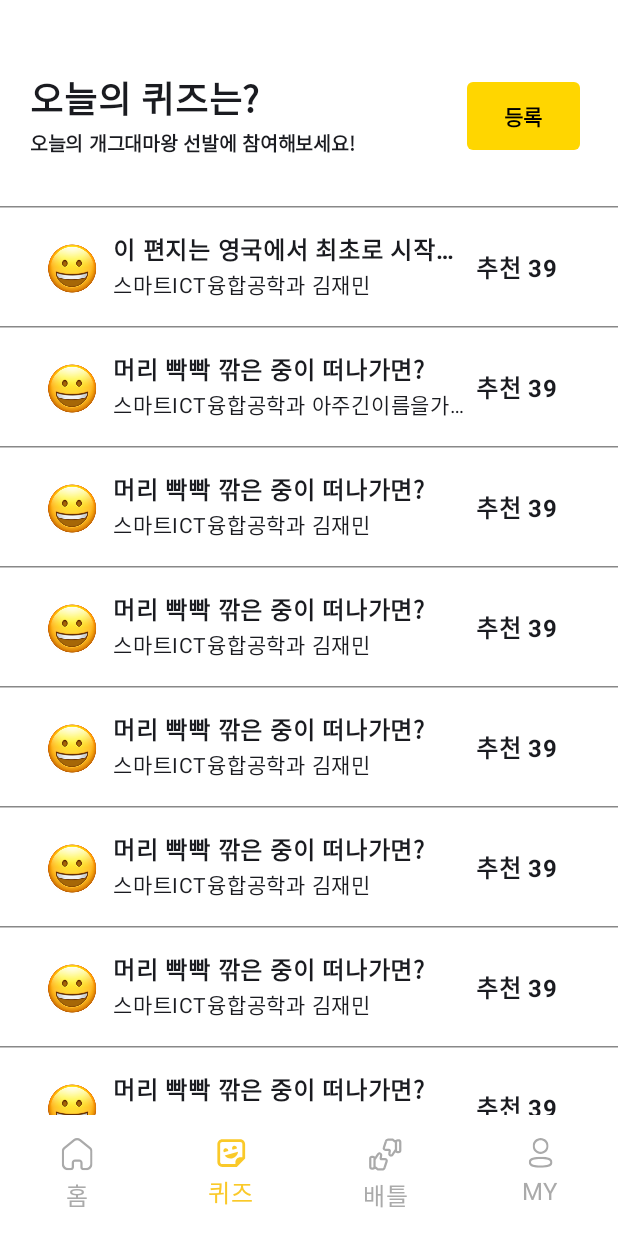
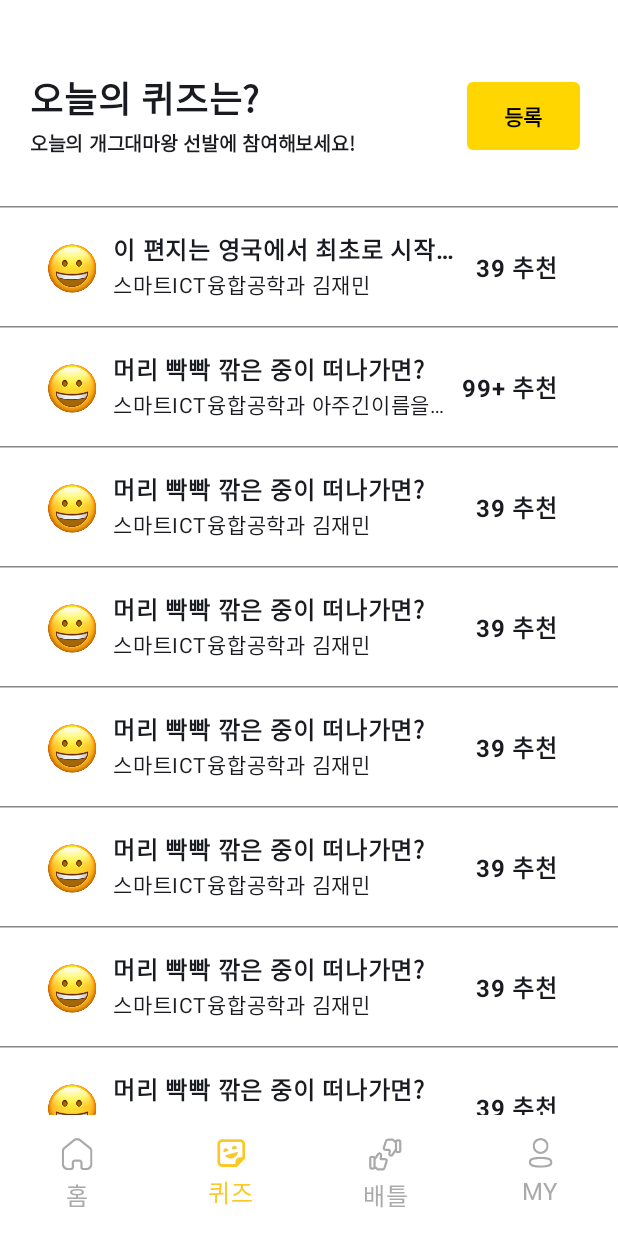
Before and after one commit to joKU-battle/joKU-battle_ANDROID, an Android app built with Jetpack Compose: the QuizScreen screen opened through its navigation route, on a phone screen of 412 x 824 dp. Run offline under Robolectric (Android 15) with nearby library versions, the phone set to English and light mode, and no system bars.

Commit message:
추천 텍스트 수정

```diff
--- a/app/src/main/java/com/example/joku_battle/presentation/home/LeaderboardItem.kt
+++ b/app/src/main/java/com/example/joku_battle/presentation/home/LeaderboardItem.kt
@@ -115,7 +115,7 @@ fun LeaderBoardItem(personalInfo: PersonalInfo) {
 @Preview
 @Composable
 private fun LeaderBoardItemPreview() {
-    val firstPlace = PersonalInfo("John Doe", "건국대학교 컴퓨터공학부", 1, 100)
+    val firstPlace = PersonalInfo("John Doe", "건국대학교 컴퓨터공학부", 1, 10000)
     val secondPlace = PersonalInfo("John Doe", "건국대학교 컴퓨터공학부", 2, 90)
     val thirdPlace = PersonalInfo("John Doe", "건국대학교 있는지없는지모르겠는학과명", 3, 80)
     val notInPodium = PersonalInfo("아주아주아주아주아주아주아주아주긴이름", "건국대학교 컴퓨터 공학부", 4, 70)
--- a/app/src/main/java/com/example/joku_battle/presentation/quiz/QuizItem.kt
+++ b/app/src/main/java/com/example/joku_battle/presentation/quiz/QuizItem.kt
@@ -8,6 +8,7 @@ import androidx.compose.foundation.layout.Row
 import androidx.compose.foundation.layout.fillMaxWidth
 import androidx.compose.foundation.layout.padding
 import androidx.compose.foundation.layout.size
+import androidx.compose.foundation.layout.width
 import androidx.compose.material3.Card
 import androidx.compose.material3.CardDefaults
 import androidx.compose.material3.HorizontalDivider
@@ -73,7 +74,7 @@ fun QuizItem(quizInfo: QuizChallengeDetail, navigateToQuizChallenge: () -> Unit)
             Text(
                 modifier = Modifier
                     .padding(end = 20.dp),
-                text = "추천 " + quizInfo.recommendCount,
+                text = if (quizInfo.recommendCount > 99) "99+ 추천" else quizInfo.recommendCount.toString()+" 추천",
                 fontSize = 16.sp,
                 fontWeight = FontWeight.Bold
             )
--- a/app/src/main/java/com/example/joku_battle/presentation/quiz/QuizListViewModel.kt
+++ b/app/src/main/java/com/example/joku_battle/presentation/quiz/QuizListViewModel.kt
@@ -32,7 +32,7 @@ class QuizListViewModel : ViewModel() {
                 ranking = 1,
                 rightCount = 24,
                 wrongCount = 38,
-                recommendCount = 39
+                recommendCount = 999
             ),
             QuizChallengeDetail(
                 title = "머리 빡빡 깎은 중이 떠나가면?",
```
